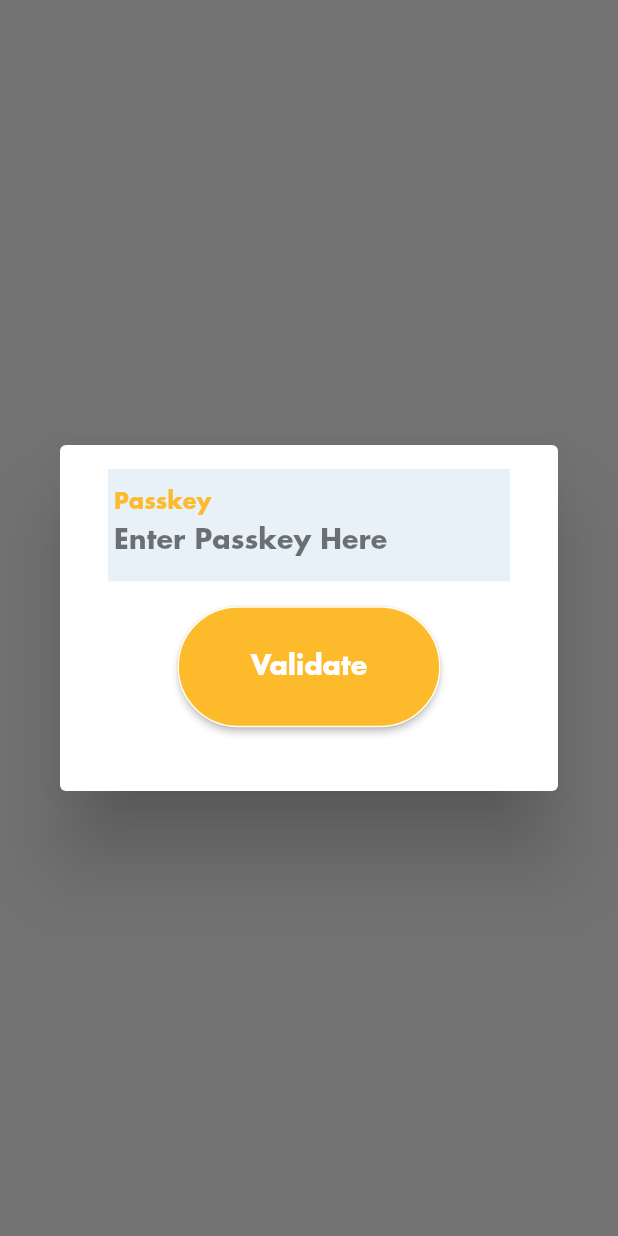
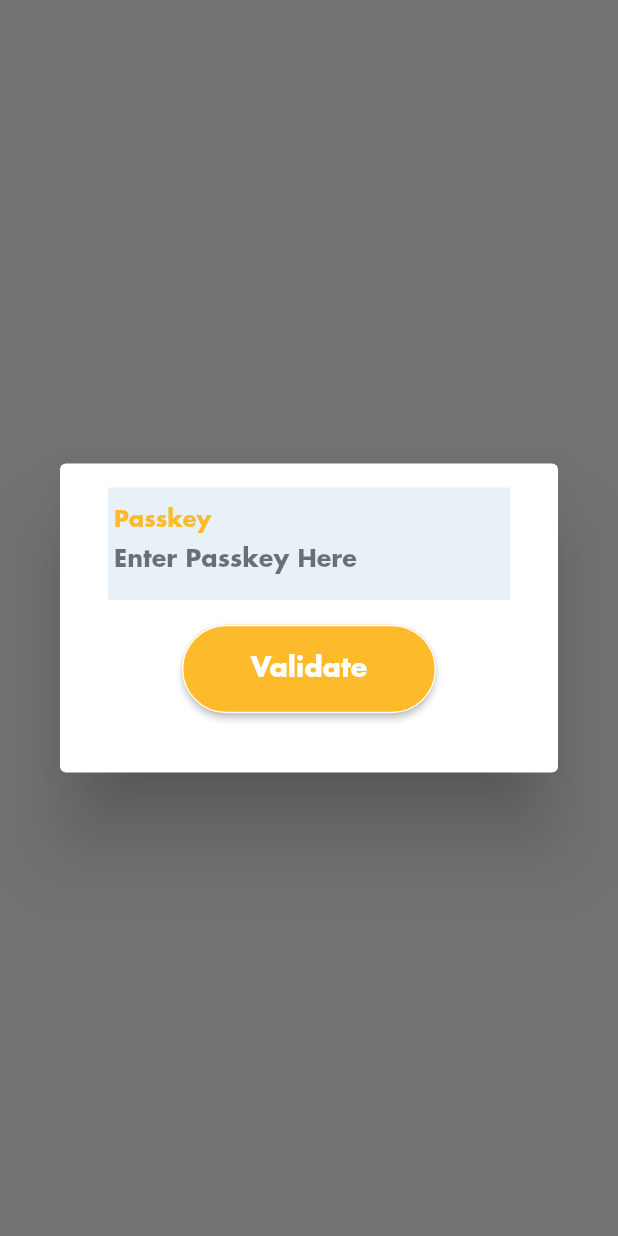
Before and after one commit to CCExtractor/beacon, a Flutter app: what joinBeaconDialog() shows on an empty page, opened directly with empty values, on a phone screen of 412 x 824 dp. Run offline on Flutter 3.47's test engine with Material 2 defaults, Android fonts, the phone set to English and light mode, and no system bars; drawn by our look-alikes of overlay_support; our stand-ins replace fluttertoast, geolocator, get_it, google_maps_flutter, graphql_flutter, hive and 9 more; missing offline and left inert: duration_picker, flutter_config, flutter_polyline_points, geocoder; accounts and stored records are empty; generated files the repository leaves out were written again; statements that could not run were skipped.

Commit message:
Changed a few UI error causing lines.

```diff
--- a/lib/components/create_join_dialog.dart
+++ b/lib/components/create_join_dialog.dart
@@ -17,7 +17,7 @@
         child: Form(
           key: model.formKeyCreate,
           child: Container(
-            height: 48.h,
+            height: 45.h,
             child: Padding(
               padding: const EdgeInsets.symmetric(horizontal: 32, vertical: 16),
               child: Column(
@@ -105,8 +105,7 @@
                   Flexible(
                     flex: 2,
                     child: HikeButton(
-                      buttonWidth: optbwidth,
-                      buttonHeight: optbheight,
+
                       text: 'Create',
                       textSize: 18.0,
                       textColor: Colors.white,
@@ -133,7 +132,7 @@
         child: Form(
           key: model.formKeyJoin,
           child: Container(
-            height: 28.h,
+            height: 25.h,
             child: Padding(
               padding: const EdgeInsets.symmetric(horizontal: 32, vertical: 16),
               child: Column(
@@ -167,8 +166,7 @@
                   ),
                   Flexible(
                     child: HikeButton(
-                      buttonWidth: optbwidth,
-                      buttonHeight: optbheight,
+
                       text: 'Validate',
                       textSize: 18.0,
                       textColor: Colors.white,
--- a/lib/components/hike_button.dart
+++ b/lib/components/hike_button.dart
@@ -16,8 +16,8 @@
       this.buttonColor = kYellow,
       this.text,
       this.textColor = Colors.white,
-      this.buttonWidth = 32, //button sizes have been defined in constants.dart
-      this.buttonHeight = 32,
+      this.buttonWidth =optbwidth, //button sizes have been defined in constants.dart
+      this.buttonHeight = optbheight,
       this.textSize = 18});
 
   @override
--- a/lib/views/hike_screen.dart
+++ b/lib/views/hike_screen.dart
@@ -419,7 +419,7 @@
                                 context: context,
                                 builder: (context) => Dialog(
                                   child: Container(
-                                    height: 30.h,
+                                    height: 28.h,
                                     child: Padding(
                                       padding: const EdgeInsets.symmetric(
                                           horizontal: 32, vertical: 16),
@@ -467,14 +467,14 @@
                                               color: kLightBlue,
                                             ),
                                             SizedBox(
-                                              height: 2.h,
+                                              height: 3.h,
                                             ),
                                             Flexible(
                                               child: HikeButton(
                                                   buttonWidth: optbwidth,
                                                   buttonHeight: optbheight,
                                                   text: 'Create Landmark',
-                                                  textSize: 18.0,
+                                                  textSize: 16.0,
                                                   textColor: Colors.white,
                                                   buttonColor: kYellow,
                                                   onTap: () async {
```
Also changed, not shown: lib/components/hike_screen_widget.dart (+4 -4 lines), lib/utilities/constants.dart (+6 -6 lines), lib/views/auth_screen.dart (+3 -6 lines), lib/views/home.dart (+5 -2 lines).
